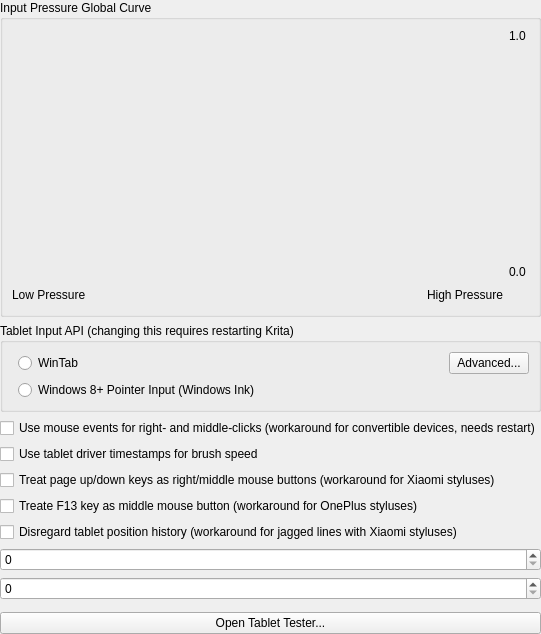
Old version of the form libs/ui/forms/wdgtabletsettings.ui in the repository KDE/krita.
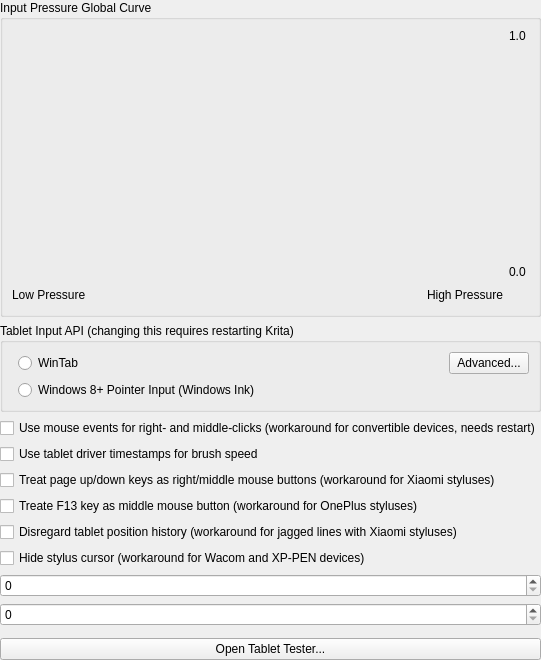
New version of the form. Custom widgets are drawn as their Qt base class.

Commit message:
[android] Allow toggling cursor hiding workaround
Enabled by default on devices with known-busted cursors, namely Wacom
and XP-PEN. On many devices this doesn't actually matter because they
don't show cursors for styluses in the first place.

```diff
--- a/libs/ui/forms/wdgtabletsettings.ui
+++ b/libs/ui/forms/wdgtabletsettings.ui
@@ -209,6 +209,13 @@
      </property>
     </widget>
    </item>
+   <item>
+    <widget class="QCheckBox" name="chkHideTouchAndStylusCursorsWorkaround">
+     <property name="text">
+      <string>Hide stylus cursor (workaround for Wacom and XP-PEN devices)</string>
+     </property>
+    </widget>
+   </item>
    <item>
     <widget class="KisSliderSpinBox" name="intMaxAllowedBrushSpeed" native="true">
      <property name="sizePolicy">
```
The commit also changes 9 other files.
